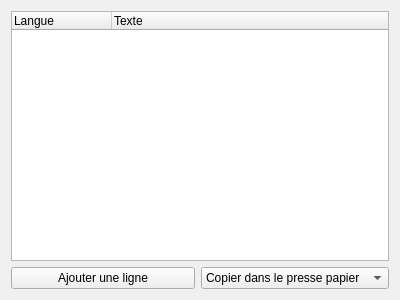
qelectrotech/qelectrotech-source-mirror, file sources/NameList/ui/namelistwidget.ui: the form before one commit.
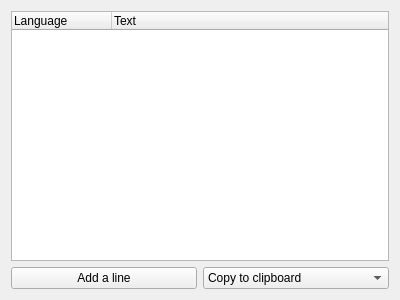
The form after the commit. Icons and pictures are not drawn.

Commit message: Make English the source language of the interface text

Diff of the .ui file:
```diff
--- a/sources/NameList/ui/namelistwidget.ui
+++ b/sources/NameList/ui/namelistwidget.ui
@@ -18,12 +18,12 @@
     <widget class="QTreeWidget" name="m_tree">
      <column>
       <property name="text">
-       <string>Langue</string>
+       <string>Language</string>
       </property>
      </column>
      <column>
       <property name="text">
-       <string>Texte</string>
+       <string>Text</string>
       </property>
      </column>
     </widget>
@@ -33,7 +33,7 @@
      <item>
       <widget class="QPushButton" name="m_add_line_pb">
        <property name="text">
-        <string>Ajouter une ligne</string>
+        <string>Add a line</string>
        </property>
        <property name="icon">
         <iconset theme="list-add"/>
@@ -44,7 +44,7 @@
       <widget class="QComboBox" name="m_clipboard_cb">
        <item>
         <property name="text">
-         <string>Copier dans le presse papier</string>
+         <string>Copy to clipboard</string>
         </property>
         <property name="icon">
          <iconset theme="edit-paste"/>
```
The commit also changes 362 other files.
